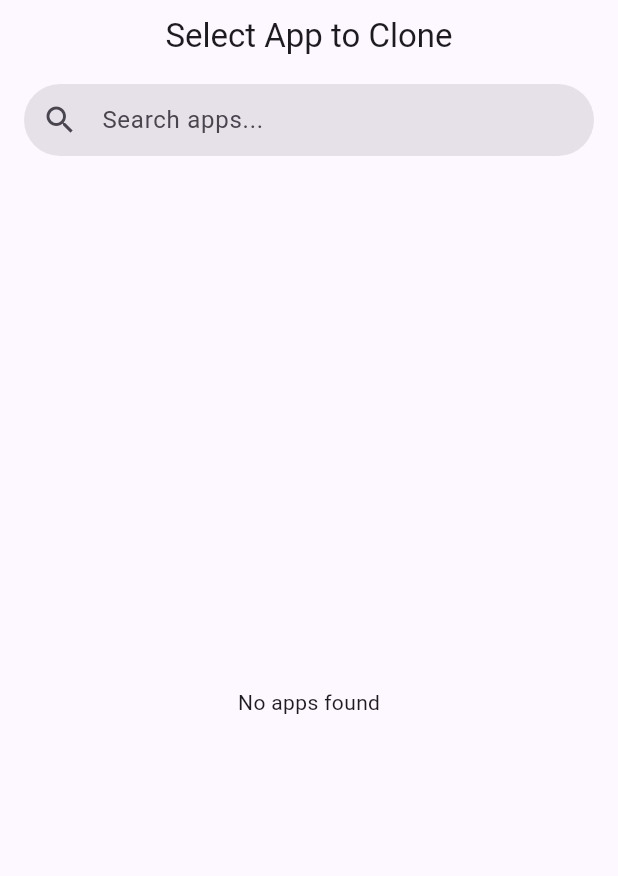
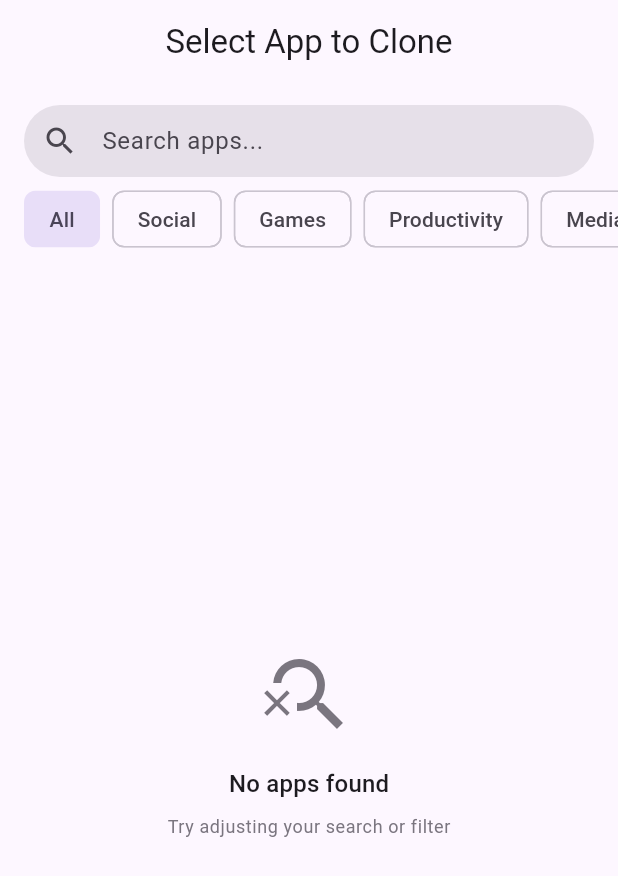
Before and after one commit to mrshahbazdev/app-cloner, a Flutter app: the AppPickerScreen screen opened by its route, on a phone screen of 412 x 824 dp. Shown: the top 876 px of the screen. Run offline on Flutter 3.47's test engine with Material 3 defaults, Android fonts, the phone set to English and light mode, and no system bars; our stand-ins replace flutter_riverpod, freezed_annotation, go_router, shared_preferences; accounts and stored records are empty.

Commit message:
feat: enhance App Picker with category filters and search
- Add CategoryFilterBar with FilterChip for Social, Games, Productivity, etc.
- Add filteredAppsProvider combining search query and category filter
- Add appCategoryFilterProvider and appSearchQueryProvider
- Update AppListTile with category icon and badge
- Add create clone confirmation dialog
- Add empty state for no matching results

Co-Authored-By: Devin AI <158243242+devin-ai-integration[bot]@users.noreply.github.com>

```diff
--- a/lib/features/app_picker/presentation/screens/app_picker_screen.dart
+++ b/lib/features/app_picker/presentation/screens/app_picker_screen.dart
@@ -7,6 +7,7 @@ import '../../../../models/clone_info.dart';
 import '../../../../services/clone_engine_service.dart';
 import '../../providers/app_picker_provider.dart';
 import '../widgets/app_list_tile.dart';
+import '../widgets/category_filter_bar.dart';
 
 class AppPickerScreen extends ConsumerWidget {
   const AppPickerScreen({super.key});
@@ -19,9 +20,12 @@ class AppPickerScreen extends ConsumerWidget {
       appBar: AppBar(
         title: const Text('Select App to Clone'),
         bottom: PreferredSize(
-          preferredSize: const Size.fromHeight(56),
-          child: Padding(
-            padding: const EdgeInsets.symmetric(horizontal: 16, vertical: 8),
+          preferredSize: const Size.fromHeight(110),
+          child: Column(
+            children: [
+              Padding(
+                padding:
+                    const EdgeInsets.symmetric(horizontal: 16, vertical: 4),
                 child: TextField(
                   onChanged: (value) =>
                       ref.read(appSearchQueryProvider.notifier).state = value,
@@ -34,9 +38,14 @@ class AppPickerScreen extends ConsumerWidget {
                       borderRadius: BorderRadius.circular(28),
                       borderSide: BorderSide.none,
                     ),
-                contentPadding: const EdgeInsets.symmetric(horizontal: 16),
+                    contentPadding:
+                        const EdgeInsets.symmetric(horizontal: 16),
                   ),
                 ),
+              ),
+              const SizedBox(height: 4),
+              const CategoryFilterBar(),
+            ],
           ),
         ),
       ),
@@ -60,7 +69,24 @@ class AppPickerScreen extends ConsumerWidget {
         ),
         data: (apps) {
           if (apps.isEmpty) {
-            return const Center(child: Text('No apps found'));
+            return Center(
+              child: Column(
+                mainAxisSize: MainAxisSize.min,
+                children: [
+                  Icon(Icons.search_off,
+                      size: 64,
+                      color: context.colorScheme.outline),
+                  const SizedBox(height: 16),
+                  Text('No apps found',
+                      style: context.textTheme.titleMedium),
+                  const SizedBox(height: 8),
+                  Text('Try adjusting your search or filter',
+                      style: context.textTheme.bodySmall?.copyWith(
+                        color: context.colorScheme.outline,
+                      )),
+                ],
+              ),
+            );
           }
 
           return ListView.builder(
@@ -87,7 +113,8 @@ class AppPickerScreen extends ConsumerWidget {
       context: context,
       builder: (context) => AlertDialog(
         title: const Text('Create Clone'),
-        content: Text('Clone "${app.appName}"?'),
+        content: Text('Clone "${app.appName}"?\n\n'
+            'A virtual identity will be automatically generated.'),
         actions: [
           TextButton(
             onPressed: () => Navigator.pop(context, false),
--- /dev/null
+++ b/lib/features/app_picker/presentation/widgets/category_filter_bar.dart
@@ -0,0 +1,38 @@
+import 'package:flutter/material.dart';
+import 'package:flutter_riverpod/flutter_riverpod.dart';
+
+import '../../providers/app_picker_provider.dart';
+
+class CategoryFilterBar extends ConsumerWidget {
+  const CategoryFilterBar({super.key});
+
+  @override
+  Widget build(BuildContext context, WidgetRef ref) {
+    final categories = ref.watch(appCategoriesProvider);
+    final selected = ref.watch(appCategoryFilterProvider);
+
+    return SizedBox(
+      height: 40,
+      child: ListView.separated(
+        scrollDirection: Axis.horizontal,
+        padding: const EdgeInsets.symmetric(horizontal: 16),
+        itemCount: categories.length,
+        separatorBuilder: (_, __) => const SizedBox(width: 8),
+        itemBuilder: (context, index) {
+          final category = categories[index];
+          final isSelected = category == selected;
+
+          return FilterChip(
+            label: Text(category),
+            selected: isSelected,
+            onSelected: (_) {
+              ref.read(appCategoryFilterProvider.notifier).state =
+                  category;
+            },
+            showCheckmark: false,
+          );
+        },
+      ),
+    );
+  }
+}
--- a/lib/features/app_picker/providers/app_picker_provider.dart
+++ b/lib/features/app_picker/providers/app_picker_provider.dart
@@ -1,5 +1,6 @@
 import 'package:flutter_riverpod/flutter_riverpod.dart';
 
+import '../../../core/constants/app_constants.dart';
 import '../../../models/clone_info.dart';
 import '../../../services/clone_engine_service.dart';
 
@@ -10,18 +11,38 @@ final appPickerProvider =
 
 final appSearchQueryProvider = StateProvider<String>((ref) => '');
 
+final appCategoryFilterProvider = StateProvider<String>((ref) => 'All');
+
 final filteredAppsProvider = Provider<AsyncValue<List<InstalledApp>>>((ref) {
   final query = ref.watch(appSearchQueryProvider).toLowerCase();
+  final category = ref.watch(appCategoryFilterProvider);
   final appsAsync = ref.watch(appPickerProvider);
 
   return appsAsync.whenData((apps) {
-    if (query.isEmpty) return apps;
-    return apps
-        .where((app) =>
-            app.appName.toLowerCase().contains(query) ||
-            app.packageName.toLowerCase().contains(query))
-        .toList();
+    var filtered = apps;
+
+    if (category != 'All') {
+      filtered = filtered
+          .where((app) =>
+              (app.category ?? 'other').toLowerCase() ==
+              category.toLowerCase())
+          .toList();
+    }
+
+    if (query.isNotEmpty) {
+      filtered = filtered
+          .where((app) =>
+              app.appName.toLowerCase().contains(query) ||
+              app.packageName.toLowerCase().contains(query))
+          .toList();
+    }
+
+    return filtered;
   });
+});
+
+final appCategoriesProvider = Provider<List<String>>((ref) {
+  return AppConstants.appCategories;
 });
 
 class AppPickerNotifier extends AsyncNotifier<List<InstalledApp>> {
```
Also changed, not shown: lib/features/app_picker/presentation/widgets/app_list_tile.dart (+43 -7 lines). Lines whose indentation alone changed are shown as unchanged.
